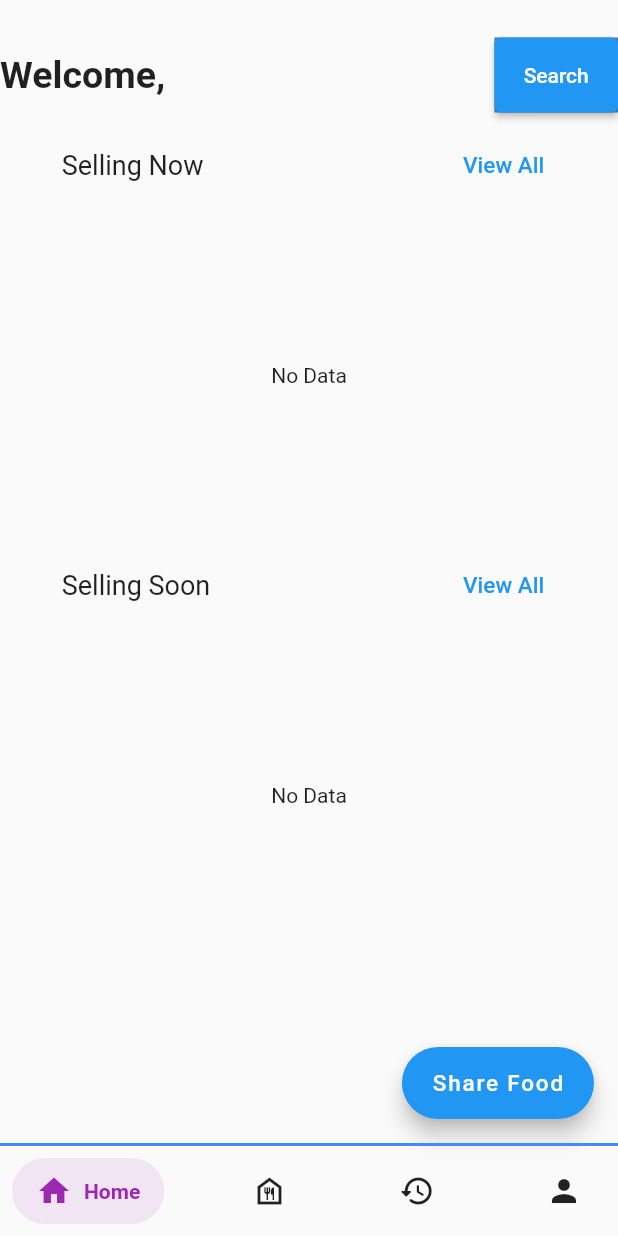
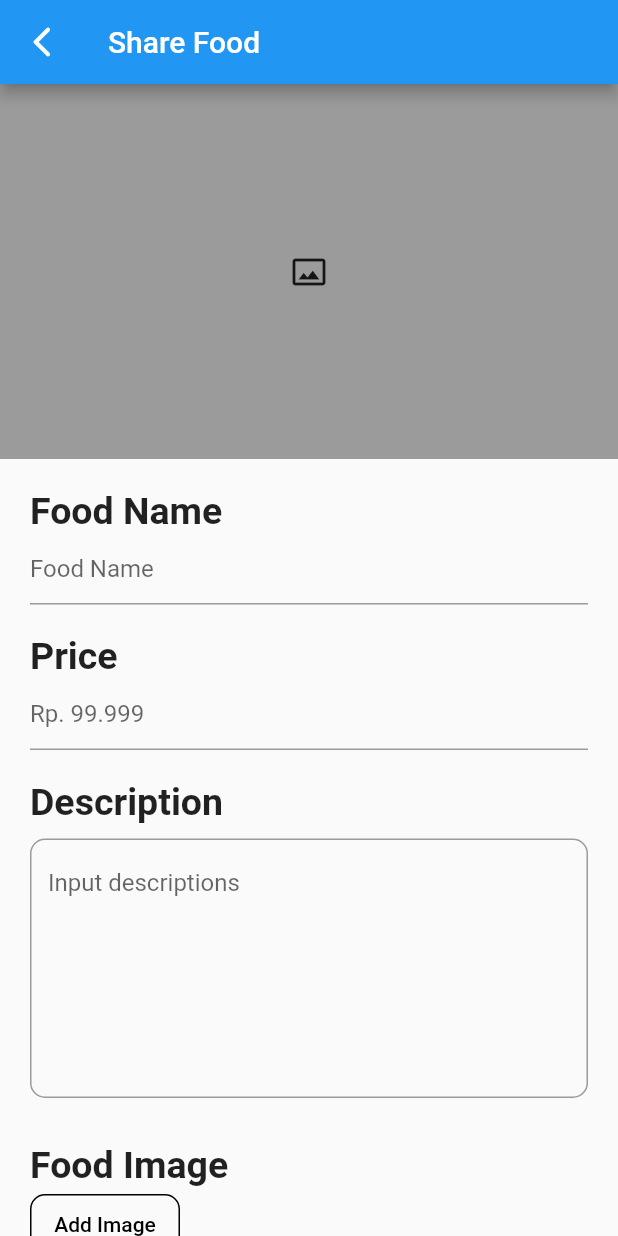
Before and after one commit to BantengSerem/skripsiii, a Flutter app: the BottomNavigationPage screen opened by its route, after a tap on "Share Food", on a phone screen of 412 x 824 dp. Run offline on Flutter 3.47's test engine with Material 2 defaults, Android fonts, the phone set to English and light mode, and no system bars; drawn by our look-alikes of salomon_bottom_bar; our stand-ins replace animated_splash_screen, cloud_firestore, email_validator, firebase_auth, firebase_core, firebase_storage and 10 more; missing offline and left inert: dart:ffi; accounts and stored records are empty.

Commit message:
add share food

```diff
--- a/lib/model/sharedFoodModel.dart
+++ b/lib/model/sharedFoodModel.dart
@@ -1,25 +1,39 @@
 import 'package:cloud_firestore/cloud_firestore.dart';
 
-class Food {
+class SharedFood {
   late final String sharedFoodID;
   late final String sharedFoodName;
   late final String sharedFoodImageURL;
   late final String detailNotes;
+  late final String memberID;
   late final double price;
 
-  Food({
+  SharedFood({
     required this.sharedFoodID,
     required this.sharedFoodName,
     required this.sharedFoodImageURL,
     required this.detailNotes,
     required this.price,
+    required this.memberID,
   });
 
-  Food.fromMap(DocumentSnapshot<Object?> data) {
-    sharedFoodID = data['foodID'];
-    sharedFoodName = data['foodName'];
-    sharedFoodImageURL = data['foodImageURL'];
+  SharedFood.fromMap(DocumentSnapshot<Object?> data) {
+    sharedFoodID = data['sharedFoodID'];
+    sharedFoodName = data['sharedFoodName'];
+    sharedFoodImageURL = data['sharedFoodImageURL'];
     detailNotes = data['detailNotes'];
+    memberID = data['memberID'];
     price = data['price'];
   }
+
+  Map<String, dynamic> toMap() {
+    return {
+      'sharedFoodID': sharedFoodID,
+      'memberID': memberID,
+      'sharedFoodName': sharedFoodName,
+      'sharedFoodImageURL': sharedFoodImageURL,
+      'detailNotes': detailNotes,
+      'price': price,
+    };
+  }
 }
--- a/lib/model/shopModel.dart
+++ b/lib/model/shopModel.dart
@@ -12,6 +12,7 @@ class Shop extends UserParent {
   late final double ratingAVG;
   late final int closingTime;
   late final int sellingTime;
+  late double distance;
 
   Shop.blank({
     String password = '',
--- a/lib/view/bottomNavigationBarPage.dart
+++ b/lib/view/bottomNavigationBarPage.dart
@@ -15,16 +15,22 @@ class BottomNavigationPage extends StatelessWidget {
   // final HomeVM homeVM = Get.put(HomeVM());
   // final HistoryPageVM historyVM = Get.put(HistoryPageVM());
 
-  var a = [
+  final List<Widget> shopPages = [
 
+    const Test1(
+      key: PageStorageKey<String>('HomePage'),
+    ),
+    Test2(
+      key: PageStorageKey<String>('HomePage'),
+    ),
   ];
-  final List<Widget> pages = [
+  final List<Widget> userPages = [
     // Test1(
     //   key: PageStorageKey<String>('HomePage'),
     // ),
     // Test2(
     //   key: PageStorageKey<String>('HomePage'),
-    // ),
+    // ),c
     HomePage(
       key: const PageStorageKey<String>('HomePage'),
     ),
@@ -42,6 +48,7 @@ class BottomNavigationPage extends StatelessWidget {
 
   @override
   Widget build(BuildContext context) {
+    final List<Widget> pages = userType == 'member' ? userPages : shopPages;
     BottomNavController pageVM = Get.put(BottomNavController());
     print('build whole botNav page');
     return Scaffold(
--- a/lib/view/homePage.dart
+++ b/lib/view/homePage.dart
@@ -7,7 +7,7 @@ import 'package:skripsiii/controller/foodController.dart';
 import 'package:skripsiii/controller/loginController.dart';
 import 'package:skripsiii/controller/memberController.dart';
 import 'package:skripsiii/controller/shopContoller.dart';
-import 'package:skripsiii/model/foodModel.dart';
+import 'package:skripsiii/view/shareFoodPage.dart';
 import 'package:skripsiii/widget/sellingItemCard.dart';
 
 class HomePage extends StatelessWidget {
@@ -133,7 +133,8 @@ class HomePage extends StatelessWidget {
                                 return ListView.builder(
                                   key: const Key('sellingNow'),
                                   scrollDirection: Axis.horizontal,
-                                  itemCount: pageVM.shopController.sellNowList.length,
+                                  itemCount:
+                                      pageVM.shopController.sellNowList.length,
                                   itemBuilder: (context, idx) =>
                                       SellingItemCard(
                                     data: pageVM.shopController.sellNowList[idx]
@@ -206,7 +207,8 @@ class HomePage extends StatelessWidget {
                                 return ListView.builder(
                                   key: const Key('sellingSoon'),
                                   scrollDirection: Axis.horizontal,
-                                  itemCount: pageVM.shopController.sellSoonList.length,
+                                  itemCount:
+                                      pageVM.shopController.sellSoonList.length,
                                   itemBuilder: (context, idx) =>
                                       SellingItemCard(
                                     data: pageVM
@@ -229,7 +231,9 @@ class HomePage extends StatelessWidget {
         ),
       ),
       floatingActionButton: FloatingActionButton.extended(
-        onPressed: () {},
+        onPressed: () {
+          Get.to(const SharedFoodPage());
+        },
         label: Row(
           children: const [
             Text(
--- /dev/null
+++ b/lib/view/shareFoodPage.dart
@@ -0,0 +1,303 @@
+import 'dart:io';
+
+import 'package:flutter/material.dart';
+import 'package:get/get.dart';
+import 'package:image_picker/image_picker.dart';
+import 'package:skripsiii/controller/foodController.dart';
+import 'package:skripsiii/controller/memberController.dart';
+import 'package:skripsiii/model/sharedFoodModel.dart';
+import 'package:uuid/uuid.dart';
+
+class SharedFoodPage extends StatefulWidget {
+  const SharedFoodPage({Key? key}) : super(key: key);
+
+  @override
+  State<SharedFoodPage> createState() => _SharedFoodPageState();
+}
+
+class _SharedFoodPageState extends State<SharedFoodPage> {
+  final _formKey = GlobalKey<FormState>();
+  String? _foodName;
+  double? _price;
+  String? _description;
+  final RxString _imagePath = ''.obs;
+  XFile? _image;
+
+  // final _image
+
+  final FoodController foodController = Get.find<FoodController>();
+  final MemberController memberController = Get.find<MemberController>();
+
+  @override
+  Widget build(BuildContext context) {
+    ShareFoodVM pageVM = Get.put(ShareFoodVM());
+    return Scaffold(
+      appBar: AppBar(
+        title: const Text('Share Food'),
+        leading: Builder(
+          builder: (BuildContext context) {
+            return IconButton(
+              icon: const Icon(Icons.arrow_back_ios_new_rounded),
+              onPressed: () {
+                Navigator.pop(context);
+              },
+              tooltip: MaterialLocalizations.of(context).openAppDrawerTooltip,
+            );
+          },
+        ),
+      ),
+      body: GestureDetector(
+        onTap: () {
+          FocusScope.of(context).unfocus();
+        },
+        child: SingleChildScrollView(
+          child: Form(
+            key: _formKey,
+            child: Column(
+              children: [
+                Container(
+                  color: Colors.black38,
+                  height: 250,
+                  width: MediaQuery.of(context).size.width,
+                  // child: _image == null
+                  //     ? const Icon(Icons.photo_size_select_actual_outlined)
+                  //     : Image.network(
+                  //         'https://occ-0-3934-2774.1.nflxso.net/dnm/api/v6/6AYY37jfdO6hpXcMjf9Yu5cnmO0/AAAABa14QAJ79YgjfK-XCytJltmR41JBxgraB8grW2895cWIB1nitMZcnDueux0WKuHDYMATX4QH1BhsZieHDbhVM1G7vrlFolk5dPDx.jpg?r=c54'),
+                  child: Obx(
+                    () {
+                      if (pageVM.hasImage.value) {
+                        print("image file being shown");
+                        return Image.file(
+                          File(_imagePath.value),
+                        );
+                      } else {
+                        return const Icon(
+                            Icons.photo_size_select_actual_outlined);
+                        // return Image.network(
+                        //     'https://occ-0-3934-2774.1.nflxso.net/dnm/api/v6/6AYY37jfdO6hpXcMjf9Yu5cnmO0/AAAABa14QAJ79YgjfK-XCytJltmR41JBxgraB8grW2895cWIB1nitMZcnDueux0WKuHDYMATX4QH1BhsZieHDbhVM1G7vrlFolk5dPDx.jpg?r=c54');
+                      }
+                    },
+                  ),
+                ),
+                const SizedBox(
+                  height: 20,
+                ),
+                Container(
+                  padding: const EdgeInsets.symmetric(horizontal: 20),
+                  child: Column(
+                    crossAxisAlignment: CrossAxisAlignment.start,
+                    children: [
+                      const Text(
+                        'Food Name',
+                        style: TextStyle(
+                          fontWeight: FontWeight.bold,
+                          fontSize: 25,
+                        ),
+                      ),
+                      TextFormField(
+                        decoration: const InputDecoration(
+                          hintText: 'Food Name',
+                        ),
+                        validator: (value) {
+                          if (value == null ||
+                              value.isEmpty ||
+                              value.length < 3) {
+                            return 'Please input food name';
+                          }
+                          return null;
+                        },
+                        onSaved: (newValue) => _foodName = newValue,
+                      ),
+                      const SizedBox(
+                        height: 20,
+                      ),
+                      const Text(
+                        'Price',
+                        style: TextStyle(
+                          fontWeight: FontWeight.bold,
+                          fontSize: 25,
+                        ),
+                      ),
+                      TextFormField(
+                        keyboardType: TextInputType.number,
+                        decoration: const InputDecoration(
+                          hintText: 'Rp. 99.999',
+                          // prefix: Text(
+                          //   'Rp. ',
+                          //   style: TextStyle(
+                          //     color: Colors.black54,
+                          //   ),
+                          // ),
+                          // prefixIcon: Icon(Icons.attach_money_rounded),
+                        ),
+                        validator: (value) {
+                          if (value == null || value.isEmpty) {
+                            return 'Please input food price';
+                          } else if (double.tryParse(value) == null) {
+                            return 'Please input number';
+                          }
+                          return null;
+                        },
+                        onSaved: (newValue) => _price = double.parse(newValue!),
+                      ),
+                      const SizedBox(
+                        height: 20,
+                      ),
+                      const Text(
+                        'Description',
+                        style: TextStyle(
+                          fontWeight: FontWeight.bold,
+                          fontSize: 25,
+                        ),
+                      ),
+                      const SizedBox(
+                        height: 10,
+                      ),
+                      TextFormField(
+                        decoration: const InputDecoration(
+                          hintText: 'Input descriptions',
+                          border: OutlineInputBorder(
+                            borderRadius: BorderRadius.all(
+                              Radius.circular(10),
+                            ),
+                          ),
+                        ),
+                        maxLines: 7,
+                        onSaved: (newValue) => _description = newValue,
+                      ),
+                      const SizedBox(
+                        height: 30,
+                      ),
+                      const Text(
+                        'Food Image',
+                        style: TextStyle(
+                          fontWeight: FontWeight.bold,
+                          fontSize: 25,
+                        ),
+                      ),
+                      const SizedBox(
+                        height: 5,
+                      ),
+                      Container(
+                        decoration: BoxDecoration(
+                          border: Border.all(color: Colors.black, width: 1),
+                          borderRadius: BorderRadius.circular(10),
+                        ),
+                        height: 40,
+                        width: 100,
+                        child: TextButton(
+                          onPressed: () async {
+                            _image = await foodController.pickImage();
+                            _imagePath.value = _image!.path;
+                            pageVM.hasImage.value = true;
+                            print('_image : ${_imagePath.value}');
+                          },
+                          child: const Text(
+                            'Add Image',
+                            style: TextStyle(
+                              color: Colors.black,
+                            ),
+                          ),
+                        ),
+                      ),
+                      const SizedBox(
+                        height: 30,
+                      ),
+                      Row(
+                        mainAxisAlignment: MainAxisAlignment.spaceBetween,
+                        children: [
+                          SizedBox(
+                            height: 40,
+                            width: 150,
+                            child: ElevatedButton(
+                              style: const ButtonStyle(
+                                backgroundColor:
+                                    MaterialStatePropertyAll<Color>(
+                                  Colors.redAccent,
+                                ),
+                              ),
+                              onPressed: () {},
+                              child: const Text(
+                                'Cancel',
+                                style: TextStyle(
+                                  color: Colors.white,
+                                ),
+                              ),
+                            ),
+                          ),
+                          SizedBox(
+                            height: 40,
+                            width: 150,
+                            child: ElevatedButton(
+                              style: const ButtonStyle(
+                                backgroundColor:
+                                    MaterialStatePropertyAll<Color>(
+                                  Colors.greenAccent,
+                                ),
+                              ),
+                              onPressed: () async {
+                                final form = _formKey.currentState;
+                                if (_image == null) {
+                                  ScaffoldMessenger.of(context).showSnackBar(
+                                      const SnackBar(
+                                          content:
+                                              Text('Please input an image')));
+                                } else if (form!.validate()) {
+                                  form.save();
+                                  print('valid');
+                                  var sharedFoodImageURL = await foodController
+                                      .imgSharedFoodDataToStorage({
+                                    'file': _image!,
+                                    'memberID':
+                                        memberController.member.value.memberID,
+                                  });
+
+                                  var uuid = const Uuid();
+                                  String sharedFoodID = uuid.v4();
+                                  var sf = SharedFood(
+                                    detailNotes: _description ?? '',
+                                    price: _price ?? 0,
+                                    sharedFoodName: _foodName ?? '',
+                                    sharedFoodID: sharedFoodID,
+                                    sharedFoodImageURL: sharedFoodImageURL!,
+                                    memberID:
+                                        memberController.member.value.memberID,
+                                  );
+
+                                  print(sf.toMap());
+
+                                  await foodController
+                                      .addNewSharedFoodData(sf.toMap());
+                                  if (mounted) {
+                                    Navigator.pop(context);
+                                  }
+                                }
+                              },
+                              child: const Text(
+                                'Submit',
+                                style: TextStyle(
+                                  color: Colors.black,
+                                ),
+                              ),
+                            ),
+                          ),
+                        ],
+                      ),
+                    ],
+                  ),
+                ),
+                const SizedBox(
+                  height: 30,
+                ),
+              ],
+            ),
+          ),
+        ),
+      ),
+    );
+  }
+}
+
+class ShareFoodVM extends GetxController {
+  final RxBool hasImage = false.obs;
+}
```
Also changed, not shown: lib/controller/foodController.dart (+40 -6 lines), lib/view/shopHomepage.dart (added, +20 -0 lines).
